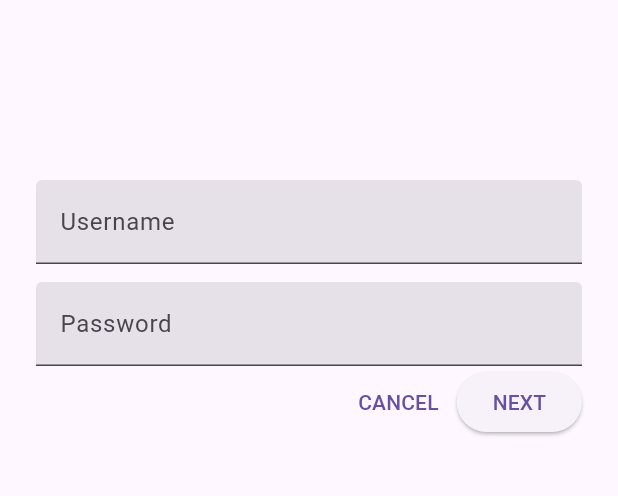
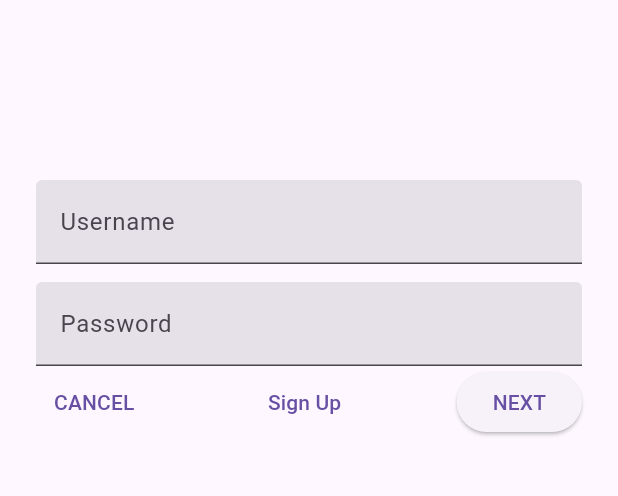
Before and after one commit to MASEOKJAE/AppDev_Midterm, a Flutter app: the screen it shows after launch, on a phone screen of 412 x 824 dp, the part 225-721 px from its top. Run offline on Flutter 3.47's test engine with Material 2 defaults, Android fonts, the phone set to English and light mode, and no system bars.

Commit message:
Sign In & Up 1.0

```diff
--- a/midterm_project/lib/login.dart
+++ b/midterm_project/lib/login.dart
@@ -1,4 +1,6 @@
 import 'package:flutter/material.dart';
+
+import 'signup.dart';
 
 class LoginPage extends StatefulWidget {
   const LoginPage({Key? key}) : super(key: key);
@@ -53,30 +55,67 @@ class _LoginPageState extends State<LoginPage> {
             ),
 
             // TODO: Add button bar (101)
+
             // OverflowBar는 그 하위 요소를 한 행으로 정렬
-            OverflowBar(
-              alignment: MainAxisAlignment.end,
-              // TODO: Add a beveled rectangular border to CANCEL (103)
+            // OverflowBar(
+            //   alignment: MainAxisAlignment.end,
+            //   // TODO: Add a beveled rectangular border to CANCEL (103)
+            //   children: <Widget>[
+            //     // TODO: Add buttons (101)
+            //     Padding(padding: const EdgeInsets.all(8.0),
+            //       child: Row(children: [
+            //         TextButton(
+            //           child: const Text('CANCEL'),
+            //           onPressed: () {
+            //             // TODO: Clear the text fields (101)
+            //             _usernameController.clear();
+            //             _passwordController.clear();
+            //           },
+            //         ),
+            //         TextButton(
+            //           child: const Text('Sign Up'),
+            //           onPressed: () {
+            //             // TODO: Clear the text fields (101)
+            //           },
+            //         ),
+            //         ElevatedButton(
+            //           child: const Text('NEXT'),
+            //           onPressed: () {
+            //             // TODO: Show the next page (101)
+            //             Navigator.pop(context);
+            //           },
+            //         ),
+            //       ]),
+            //     )
+            //   ],
+            // ),
+            Row(
+              mainAxisAlignment: MainAxisAlignment.spaceBetween,
               children: <Widget>[
-                // TODO: Add buttons (101)
                 TextButton(
-                  child: Text('CANCEL'),
+                  child: const Text('CANCEL'),
                   onPressed: () {
-                    // TODO: Clear the text fields (101)
                     _usernameController.clear();
                     _passwordController.clear();
                   },
                 ),
-                ElevatedButton(
-                  child: Text('NEXT'),
+                TextButton(
+                  child: const Text('Sign Up'),
                   onPressed: () {
-                     // TODO: Show the next page (101)
-                    Navigator.pop(context);
+                    Navigator.push(
+                      context,
+                      MaterialPageRoute(builder: (context) => const SignUp()),
+                    );
                   },
                 ),
-              ],
-            ),
-
+                ElevatedButton(
+                  child: const Text('NEXT'),
+                  onPressed:() {
+                        Navigator.pop(context);
+                      },
+                  ),
+                ],
+              )
           ],
         ),
       ),
```
Also changed, not shown: midterm_project/lib/signup.dart (added, +98 -0 lines), midterm_project/flutter_01.png (added).
